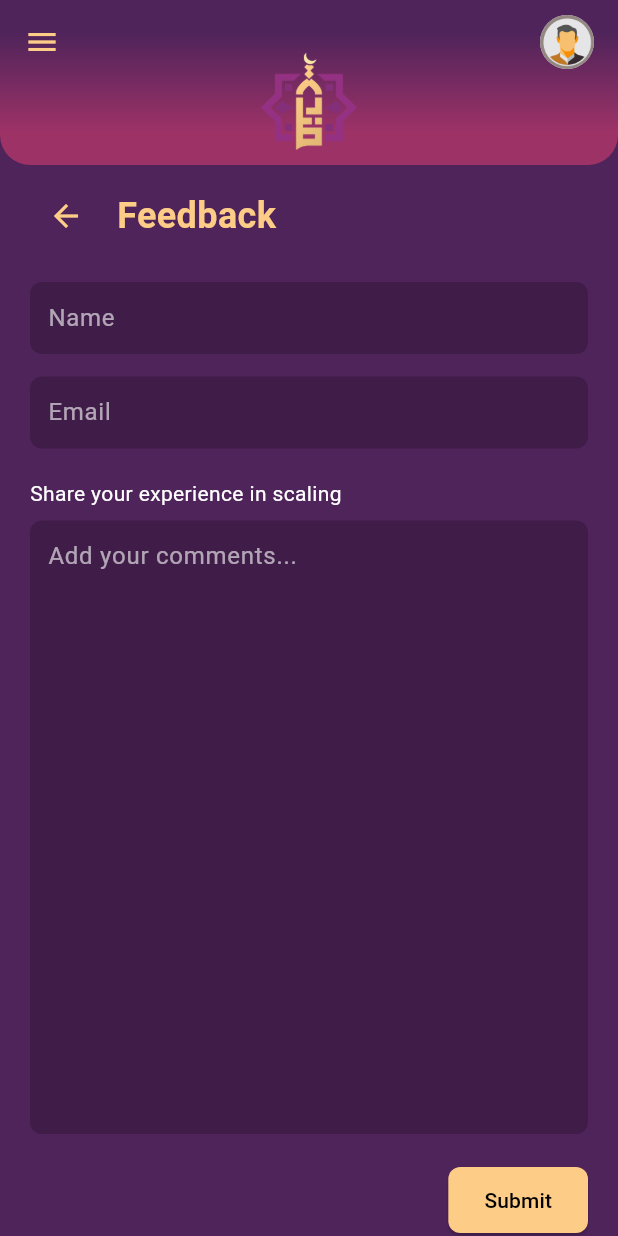
After one commit to dojosgithub/the-minaret, a Flutter app: the FeedbackScreen screen opened directly, on a phone screen of 412 x 824 dp. The commit adds this screen. Run offline on Flutter 3.47's test engine with Material 3 defaults, Android fonts, the phone set to English and light mode, and no system bars.

Commit message:
Add feedback screen

```diff
--- /dev/null
+++ b/lib/screens/feedback_screen.dart
@@ -0,0 +1,135 @@
+import 'package:flutter/material.dart';
+import '../widgets/top_bar.dart';
+
+class FeedbackScreen extends StatefulWidget {
+  const FeedbackScreen({super.key});
+
+  @override
+  State<FeedbackScreen> createState() => _FeedbackScreenState();
+}
+
+class _FeedbackScreenState extends State<FeedbackScreen> {
+  final TextEditingController _nameController = TextEditingController();
+  final TextEditingController _emailController = TextEditingController();
+  final TextEditingController _commentsController = TextEditingController();
+
+  @override
+  Widget build(BuildContext context) {
+    return Scaffold(
+      backgroundColor: const Color(0xFF4F245A),
+
+      // Top App Bar with Logo & Menu Button
+      appBar: TopBar(
+        onMenuPressed: () => Navigator.pop(context),
+        onProfilePressed: () {},
+        profileImage: 'assets/profile_picture.png',
+      ),
+
+      body: Padding(
+        padding: const EdgeInsets.symmetric(horizontal: 20),
+        child: Column(
+          crossAxisAlignment: CrossAxisAlignment.start,
+          children: [
+            // Back Arrow & Title
+            const SizedBox(height: 10),
+            Row(
+              children: [
+                IconButton(
+                  icon: const Icon(Icons.arrow_back, color: Color(0xFFFDCC87)),
+                  onPressed: () => Navigator.pop(context),
+                ),
+                const SizedBox(width: 10),
+                const Text(
+                  "Feedback",
+                  style: TextStyle(
+                    color: Color(0xFFFDCC87),
+                    fontSize: 24,
+                    fontWeight: FontWeight.bold,
+                  ),
+                ),
+              ],
+            ),
+
+            const SizedBox(height: 20),
+
+            // Name TextField
+            _buildTextField(controller: _nameController, hint: "Name"),
+
+            const SizedBox(height: 15),
+
+            // Email TextField
+            _buildTextField(controller: _emailController, hint: "Email"),
+
+            const SizedBox(height: 20),
+
+            // Subtitle
+            const Text(
+              "Share your experience in scaling",
+              style: TextStyle(color: Colors.white, fontSize: 14),
+            ),
+
+            const SizedBox(height: 8),
+
+            // Expandable Comments Box
+            Expanded(
+              child: _buildTextField(
+                controller: _commentsController,
+                hint: "Add your comments...",
+                maxLines: null, // Expandable
+                expands: true, // Ensures it fits inside the screen
+              ),
+            ),
+
+            const SizedBox(height: 20),
+
+            // Submit Button (Floating Right)
+            Align(
+              alignment: Alignment.centerRight,
+              child: ElevatedButton(
+                style: ElevatedButton.styleFrom(
+                  backgroundColor: const Color(0xFFFDCC87), // Yellow Color
+                  foregroundColor: Colors.black, // Text color
+                  padding: const EdgeInsets.symmetric(horizontal: 24, vertical: 12),
+                  shape: RoundedRectangleBorder(
+                    borderRadius: BorderRadius.circular(8),
+                  ),
+                ),
+                onPressed: () {
+                  // Handle submit action
+                },
+                child: const Text("Submit"),
+              ),
+            ),
+          ],
+        ),
+      ),
+    );
+  }
+
+  // Helper function for text fields
+  Widget _buildTextField({
+    required TextEditingController controller,
+    required String hint,
+    int? maxLines = 1,
+    bool expands = false,
+  }) {
+    return Container(
+      decoration: BoxDecoration(
+        color: Colors.black.withValues(alpha: 0.2), // Darker than background
+        borderRadius: BorderRadius.circular(8),
+      ),
+      child: TextField(
+        controller: controller,
+        maxLines: maxLines,
+        expands: expands,
+        style: const TextStyle(color: Colors.white),
+        decoration: InputDecoration(
+          contentPadding: const EdgeInsets.all(12),
+          hintText: hint,
+          hintStyle: const TextStyle(color: Colors.white60),
+          border: InputBorder.none, // Removes default border
+        ),
+      ),
+    );
+  }
+}
--- a/lib/screens/menu_screen.dart
+++ b/lib/screens/menu_screen.dart
@@ -1,6 +1,7 @@
 import 'package:flutter/material.dart';
 import 'notifications_menu_screen.dart';
 import 'language_screen.dart';
+import 'feedback_screen.dart';
 import '../widgets/top_bar.dart';
 
 class MenuScreen extends StatelessWidget {
@@ -61,7 +62,12 @@ class MenuScreen extends StatelessWidget {
                     );
                   }),
                   _buildMenuItem(context, "Community Guidelines", Icons.groups_outlined, () {}),
-                  _buildMenuItem(context, "Feedback", Icons.verified_user_outlined, () {}),
+                  _buildMenuItem(context, "Feedback", Icons.verified_user_outlined, () {
+                      Navigator.push(
+                      context,
+                      MaterialPageRoute(builder: (context) => const FeedbackScreen()),
+                    );
+                  }),
                   _buildMenuItem(context, "Privacy & Safety", Icons.lock_outline, () {}),
                   _buildMenuItem(context, "About the Minaret", Icons.info_outline, () {}),
                 ],
```
